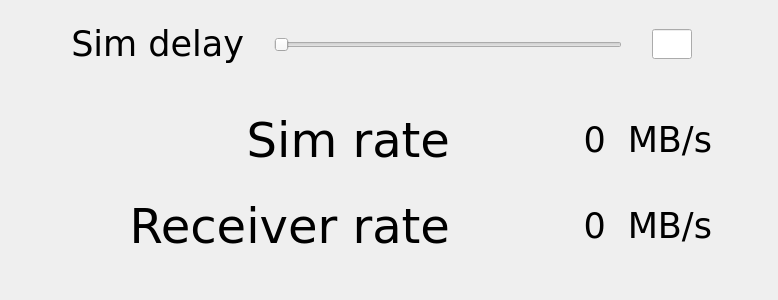
ASTRO-BO/RTAMonitor, file Gui.ui: the form before one commit.
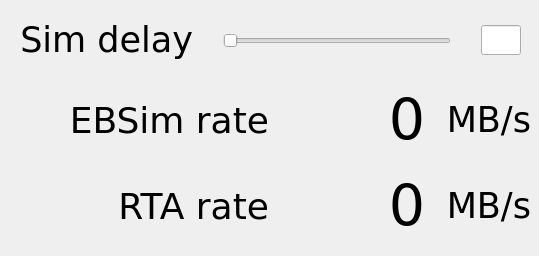
The form after the commit.

```diff
--- a/Gui.ui
+++ b/Gui.ui
@@ -6,8 +6,8 @@
    <rect>
     <x>0</x>
     <y>0</y>
-    <width>778</width>
-    <height>300</height>
+    <width>539</width>
+    <height>256</height>
    </rect>
   </property>
   <property name="maximumSize">
@@ -22,12 +22,12 @@
   <property name="delay" stdset="0">
    <double>0.000000000000000</double>
   </property>
-  <widget class="QWidget" name="">
+  <widget class="QWidget" name="layoutWidget">
    <property name="geometry">
     <rect>
-     <x>61</x>
-     <y>4</y>
-     <width>641</width>
+     <x>10</x>
+     <y>0</y>
+     <width>521</width>
      <height>81</height>
     </rect>
    </property>
@@ -80,6 +80,12 @@
       <property name="autoFillBackground">
        <bool>false</bool>
       </property>
+      <property name="maximum">
+       <number>3000</number>
+      </property>
+      <property name="pageStep">
+       <number>100</number>
+      </property>
       <property name="orientation">
        <enum>Qt::Horizontal</enum>
       </property>
@@ -115,12 +121,12 @@
     </item>
    </layout>
   </widget>
-  <widget class="QWidget" name="">
+  <widget class="QWidget" name="layoutWidget">
    <property name="geometry">
     <rect>
-     <x>50</x>
-     <y>100</y>
-     <width>662</width>
+     <x>10</x>
+     <y>80</y>
+     <width>521</width>
      <height>166</height>
     </rect>
    </property>
@@ -138,11 +144,11 @@
         <property name="font">
          <font>
           <family>DejaVu Sans</family>
-          <pointsize>36</pointsize>
+          <pointsize>27</pointsize>
          </font>
         </property>
         <property name="text">
-         <string>Sim rate</string>
+         <string>EBSim rate</string>
         </property>
         <property name="alignment">
          <set>Qt::AlignRight|Qt::AlignTrailing|Qt::AlignVCenter</set>
@@ -169,7 +175,7 @@
         <property name="font">
          <font>
           <family>DejaVu Sans</family>
-          <pointsize>26</pointsize>
+          <pointsize>43</pointsize>
          </font>
         </property>
         <property name="text">
@@ -223,11 +229,11 @@
         <property name="font">
          <font>
           <family>DejaVu Sans</family>
-          <pointsize>36</pointsize>
+          <pointsize>27</pointsize>
          </font>
         </property>
         <property name="text">
-         <string>Receiver rate</string>
+         <string>RTA rate</string>
         </property>
         <property name="alignment">
          <set>Qt::AlignRight|Qt::AlignTrailing|Qt::AlignVCenter</set>
@@ -254,7 +260,7 @@
         <property name="font">
          <font>
           <family>DejaVu Sans</family>
-          <pointsize>26</pointsize>
+          <pointsize>43</pointsize>
          </font>
         </property>
         <property name="text">
```
